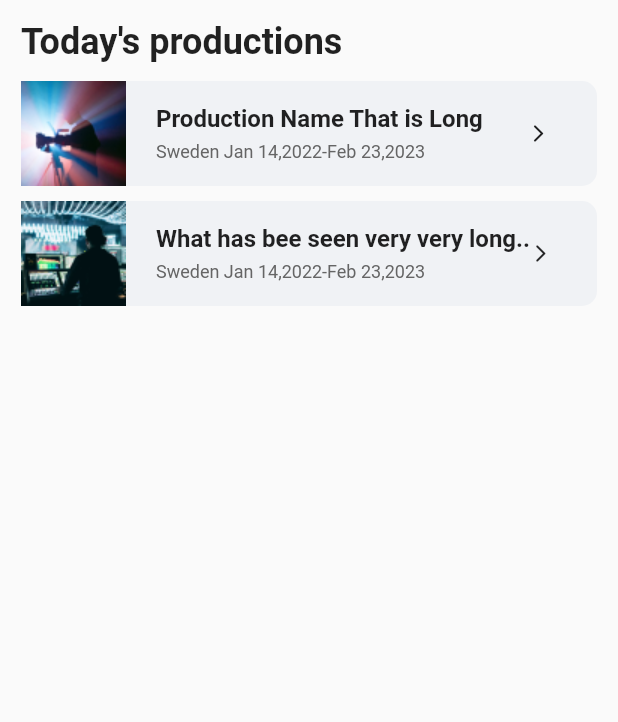
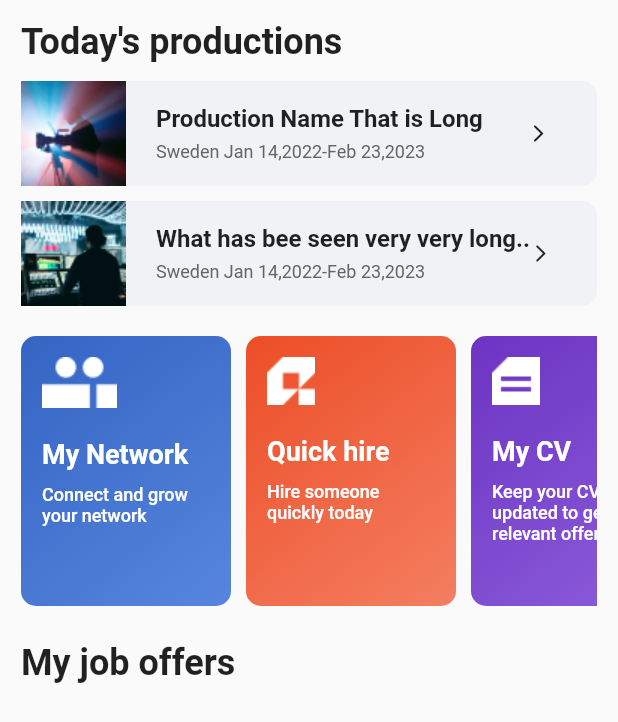
Before and after one commit to OMunavvarov/task, a Flutter app: the screen it shows after launch, on a phone screen of 412 x 824 dp. Shown: the top 722 px of the screen. Run offline on Flutter 3.47's test engine with Material 2 defaults, Android fonts, the phone set to English and light mode, and no system bars.

Commit message:
My network,Quick hire My CV added

```diff
--- a/lib/home_page.dart
+++ b/lib/home_page.dart
@@ -24,6 +24,17 @@ class _HomePageState extends State<HomePage> {
                production1(),
                const SizedBox(height: 10,),
                production2(),
+                const SizedBox(height: 20,),
+               threeCard(),
+                const SizedBox(height: 24,),
+                const Text("My job offers",
+                  style: TextStyle(fontSize: 24,fontWeight: FontWeight.w600),),
+                const SizedBox(height: 10,),
+                Container(
+                  child: Column(
+
+                  ),
+                )
               ],
             )
           ],
@@ -79,4 +90,110 @@ class _HomePageState extends State<HomePage> {
       ),
     );
   }
+  Widget threeCard(){
+    return  SizedBox(
+      height: 180,
+      child: ListView(
+        scrollDirection:Axis.horizontal,
+        children: [
+          Container(
+            decoration: BoxDecoration(
+                borderRadius: BorderRadius.circular(10),
+                gradient: LinearGradient(
+                    begin: Alignment.topLeft,
+                    end: Alignment.bottomRight,
+                    colors: [
+                      Color(0xff3465C3),
+                      Color(0xff5785DE),
+                    ]
+                )
+            ),
+            height: 180,
+            width: 140,
+            child: Padding(
+              padding: const EdgeInsets.all(14.0),
+              child: Column(
+                crossAxisAlignment: CrossAxisAlignment.start,
+                children: [
+                  Image.asset('assets/images/Vector.png'),
+                  const SizedBox(height: 20,),
+                  Text('My Network',
+                    style: TextStyle(fontSize: 18,color: Colors.white,fontWeight: FontWeight.w700),),
+                  const SizedBox(height: 10,),
+                  Text('Connect and grow',
+                    style: TextStyle(fontSize: 12,color: Colors.white,fontWeight: FontWeight.w500),),
+                  Text('your network',style: TextStyle(fontSize: 12,color: Colors.white,fontWeight: FontWeight.w500),),
+                ],
+              ),
+            ),
+          ),
+          const SizedBox(width: 10,),
+          Container(
+            decoration: BoxDecoration(
+                borderRadius: BorderRadius.circular(10),
+                gradient: LinearGradient(
+                    begin: Alignment.topLeft,
+                    end: Alignment.bottomRight,
+                    colors: [
+                      Color(0xffEC4E27),
+                      Color(0xffF47E61),
+                    ]
+                )
+            ),
+            height: 180,
+            width: 140,
+            child: Padding(
+              padding: const EdgeInsets.all(14.0),
+              child: Column(
+                crossAxisAlignment: CrossAxisAlignment.start,
+                children: [
+                  Image.asset('assets/images/Qyre.png'),
+                  const SizedBox(height: 20,),
+                  Text('Quick hire',
+                    style: TextStyle(fontSize: 18,color: Colors.white,fontWeight: FontWeight.w700),),
+                  const SizedBox(height: 10,),
+                  Text('Hire someone',
+                    style: TextStyle(fontSize: 12,color: Colors.white,fontWeight: FontWeight.w500),),
+                  Text('quickly today',style: TextStyle(fontSize: 12,color: Colors.white,fontWeight: FontWeight.w500),),
+                ],
+              ),
+            ),
+          ),
+          const SizedBox(width: 10,),
+          Container(
+            decoration: BoxDecoration(
+                borderRadius: BorderRadius.circular(10),
+                gradient:const LinearGradient(
+                    begin: Alignment.topLeft,
+                    end: Alignment.bottomRight,
+                    colors: [
+                      Color(0xff6B34C3),
+                      Color(0xff8E5EDB),
+                    ]
+                )
+            ),
+            height: 180,
+            width: 140,
+            child: Padding(
+              padding: const EdgeInsets.all(14.0),
+              child: Column(
+                crossAxisAlignment: CrossAxisAlignment.start,
+                children: [
+                  Image.asset('assets/images/Subtract.png'),
+                  const SizedBox(height: 20,),
+                  const Text('My CV',
+                    style: TextStyle(fontSize: 18,color: Colors.white,fontWeight: FontWeight.w700),),
+                  const SizedBox(height: 10,),
+                  const Text('Keep your CV',
+                    style: TextStyle(fontSize: 12,color: Colors.white,fontWeight: FontWeight.w500),),
+                  const Text('updated to get',style: TextStyle(fontSize: 12,color: Colors.white,fontWeight: FontWeight.w500),),
+                  const Text('relevant offers',style: TextStyle(fontSize: 12,color: Colors.white,fontWeight: FontWeight.w500),),
+                ],
+              ),
+            ),
+          ),
+        ],
+      ),
+    );
+  }
 }
```
Also changed, not shown: assets/images/Qyre.png (added), assets/images/Subtract.png (added), assets/images/Vector.png (added).
